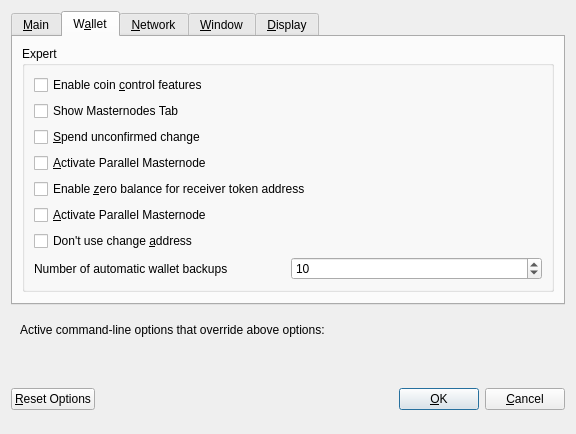
The window that src/qt/forms/optionsdialog.ui (LUX-Core/lux) describes before a commit, drawn with Qt 5.
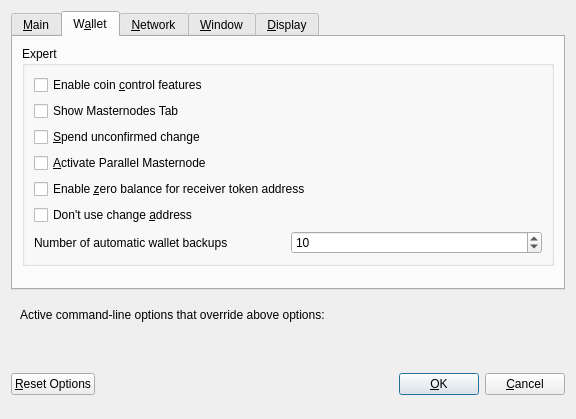
The same window after the commit. Custom widgets are drawn as their Qt base class.

Commit message: qt: remove duplicated option

The edit to the form file:
```diff
--- a/src/qt/forms/optionsdialog.ui
+++ b/src/qt/forms/optionsdialog.ui
@@ -310,16 +310,6 @@
             </property>
            </widget>
           </item>
-          <item>
-           <widget class="QCheckBox" name="parallelMasterNode1">
-            <property name="toolTip">
-             <string>Coming soon</string>
-            </property>
-            <property name="text">
-             <string>&amp;Activate Parallel Masternode</string>
-            </property>
-           </widget>
-          </item>
             <item>
                  <widget class="QCheckBox" name="notUseChangeAddress">
                      <property name="text">
```
Left out of the diff: 2 changed lines with no effect on the pictures. Lines whose indentation alone changed are shown as unchanged.
